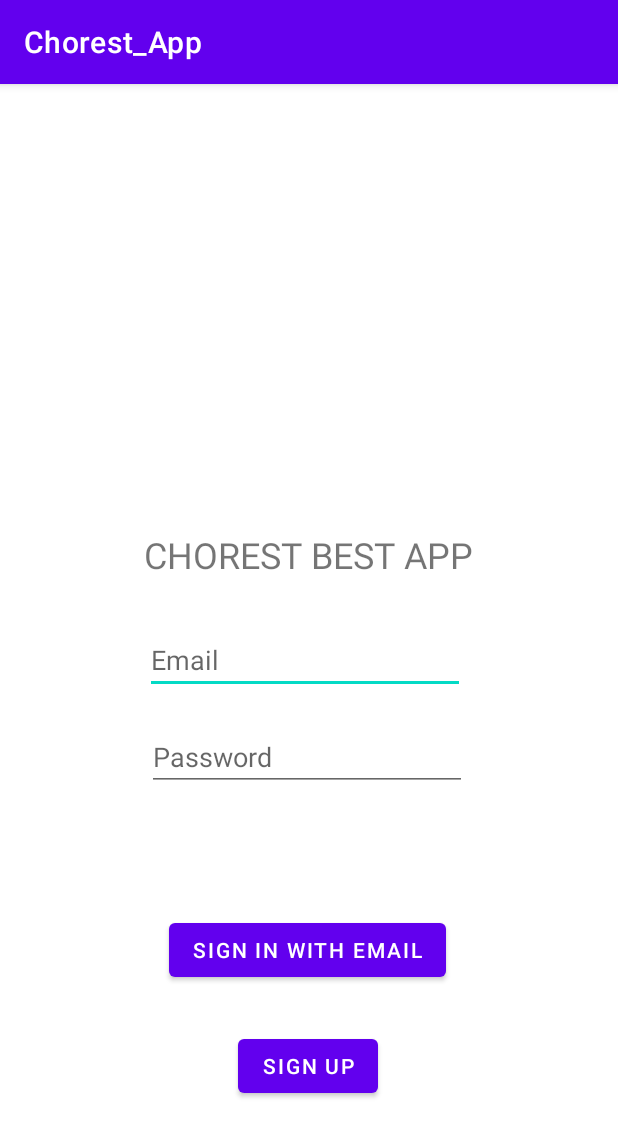
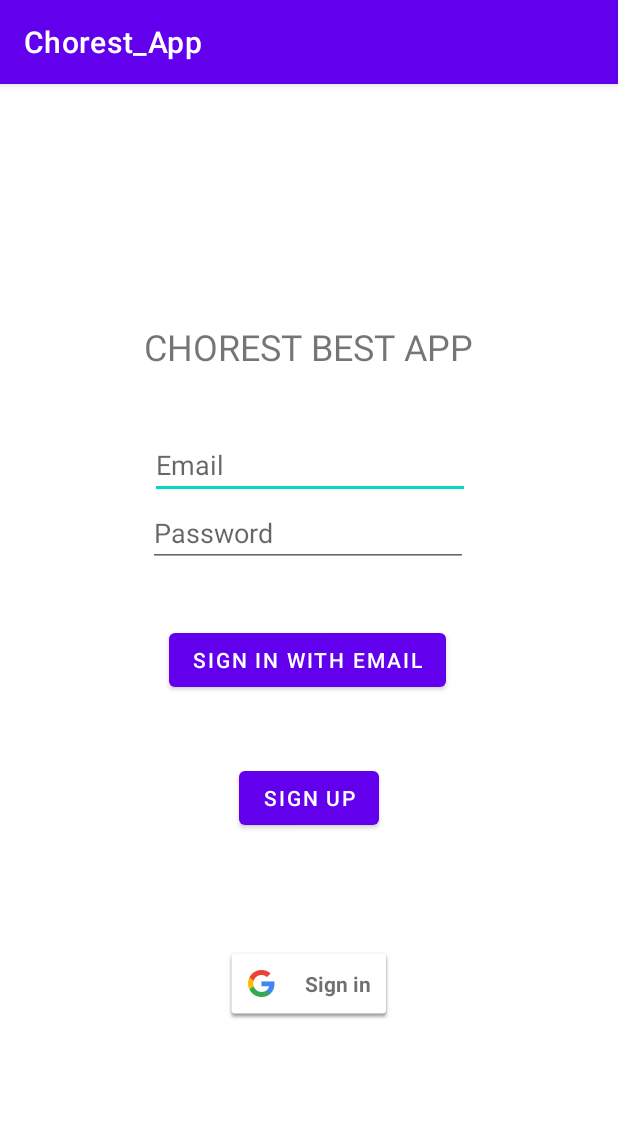
Before and after one commit to Divyesh-Johri/Chorest, an Android app: the screen it shows after launch (LoginActivity), on a phone screen of 412 x 824 dp. Shown: the top 1137 px of the screen. Run offline under Robolectric (Android 15) with nearby library versions, the phone set to English and light mode, and no system bars; our stand-ins replace Firebase (no records; nobody signed in at launch, a user with empty details on screens opened directly); 1 statement that could not run was skipped.

Commit message:
Google authenticator Intent implemented

```diff
--- a/app/src/main/res/layout/activity_login.xml
+++ b/app/src/main/res/layout/activity_login.xml
@@ -6,29 +6,39 @@
     android:layout_height="match_parent"
     tools:context=".LoginActivity">
 
+    <com.google.android.gms.common.SignInButton
+        android:id="@+id/sbtGoogle"
+        android:layout_width="wrap_content"
+        android:layout_height="wrap_content"
+        android:layout_marginStart="8dp"
+        android:layout_marginTop="50dp"
+        android:layout_marginEnd="8dp"
+        android:layout_marginBottom="200dp"
+        app:layout_constraintBottom_toBottomOf="parent"
+        app:layout_constraintEnd_toEndOf="parent"
+        app:layout_constraintStart_toStartOf="parent"
+        app:layout_constraintTop_toBottomOf="@+id/btSignUp" />
+
     <Button
         android:id="@+id/btEmail"
         android:layout_width="wrap_content"
         android:layout_height="wrap_content"
-        android:layout_marginTop="20dp"
-        android:layout_marginBottom="10dp"
         android:text="Sign in with Email"
-        app:layout_constraintBottom_toTopOf="@+id/btSignUp"
+        app:layout_constraintBottom_toBottomOf="parent"
         app:layout_constraintEnd_toEndOf="parent"
         app:layout_constraintHorizontal_bias="0.497"
         app:layout_constraintStart_toStartOf="parent"
-        app:layout_constraintTop_toBottomOf="@+id/etPassword" />
+        app:layout_constraintTop_toTopOf="parent" />
 
     <Button
         android:id="@+id/btSignUp"
         android:layout_width="wrap_content"
         android:layout_height="wrap_content"
-        android:layout_marginTop="10dp"
-        android:layout_marginBottom="80dp"
+        android:layout_marginTop="100dp"
+        android:layout_marginBottom="25dp"
         android:text="Sign up"
-        app:layout_constraintBottom_toBottomOf="parent"
+        app:layout_constraintBottom_toTopOf="@+id/sbtGoogle"
         app:layout_constraintEnd_toEndOf="parent"
-        app:layout_constraintHorizontal_bias="0.497"
         app:layout_constraintStart_toStartOf="parent"
         app:layout_constraintTop_toBottomOf="@+id/btEmail" />
 
@@ -36,30 +46,31 @@
         android:id="@+id/etEmail"
         android:layout_width="wrap_content"
         android:layout_height="wrap_content"
-        android:layout_marginStart="99dp"
-        android:layout_marginEnd="102dp"
+        android:layout_marginStart="100dp"
+        android:layout_marginTop="20dp"
+        android:layout_marginEnd="100dp"
         android:ems="10"
         android:hint="Email"
         android:inputType="textEmailAddress"
-        app:layout_constraintBottom_toBottomOf="parent"
+        app:layout_constraintBottom_toTopOf="@+id/etPassword"
         app:layout_constraintEnd_toEndOf="parent"
-        app:layout_constraintHorizontal_bias="1.0"
+        app:layout_constraintHorizontal_bias="0.0"
         app:layout_constraintStart_toStartOf="parent"
-        app:layout_constraintTop_toTopOf="parent" />
+        app:layout_constraintTop_toBottomOf="@+id/tvLogo" />
 
     <EditText
         android:id="@+id/etPassword"
         android:layout_width="wrap_content"
         android:layout_height="wrap_content"
-        android:layout_marginStart="99dp"
-        android:layout_marginTop="10dp"
-        android:layout_marginEnd="102dp"
-        android:layout_marginBottom="52dp"
+        android:layout_marginStart="100dp"
+        android:layout_marginEnd="100dp"
+        android:layout_marginBottom="40dp"
         android:ems="10"
         android:hint="Password"
         android:inputType="textPassword"
         app:layout_constraintBottom_toTopOf="@+id/btEmail"
         app:layout_constraintEnd_toEndOf="parent"
+        app:layout_constraintHorizontal_bias="1.0"
         app:layout_constraintStart_toStartOf="parent"
         app:layout_constraintTop_toBottomOf="@+id/etEmail" />
 
@@ -67,13 +78,13 @@
         android:id="@+id/tvLogo"
         android:layout_width="wrap_content"
         android:layout_height="wrap_content"
-        android:layout_marginTop="295dp"
-        android:layout_marginBottom="29dp"
+        android:layout_marginTop="160dp"
+        android:layout_marginBottom="20dp"
         android:text="CHOREST BEST APP"
         android:textSize="24sp"
         app:layout_constraintBottom_toTopOf="@+id/etEmail"
         app:layout_constraintEnd_toEndOf="parent"
-        app:layout_constraintHorizontal_bias="0.498"
+        app:layout_constraintHorizontal_bias="0.497"
         app:layout_constraintStart_toStartOf="parent"
         app:layout_constraintTop_toTopOf="parent" />
 </androidx.constraintlayout.widget.ConstraintLayout>
```
Also changed, not shown: app/build.gradle (+2 -10 lines), app/src/main/java/com/example/chorest_app/LoginActivity.java (+93 -4 lines).
